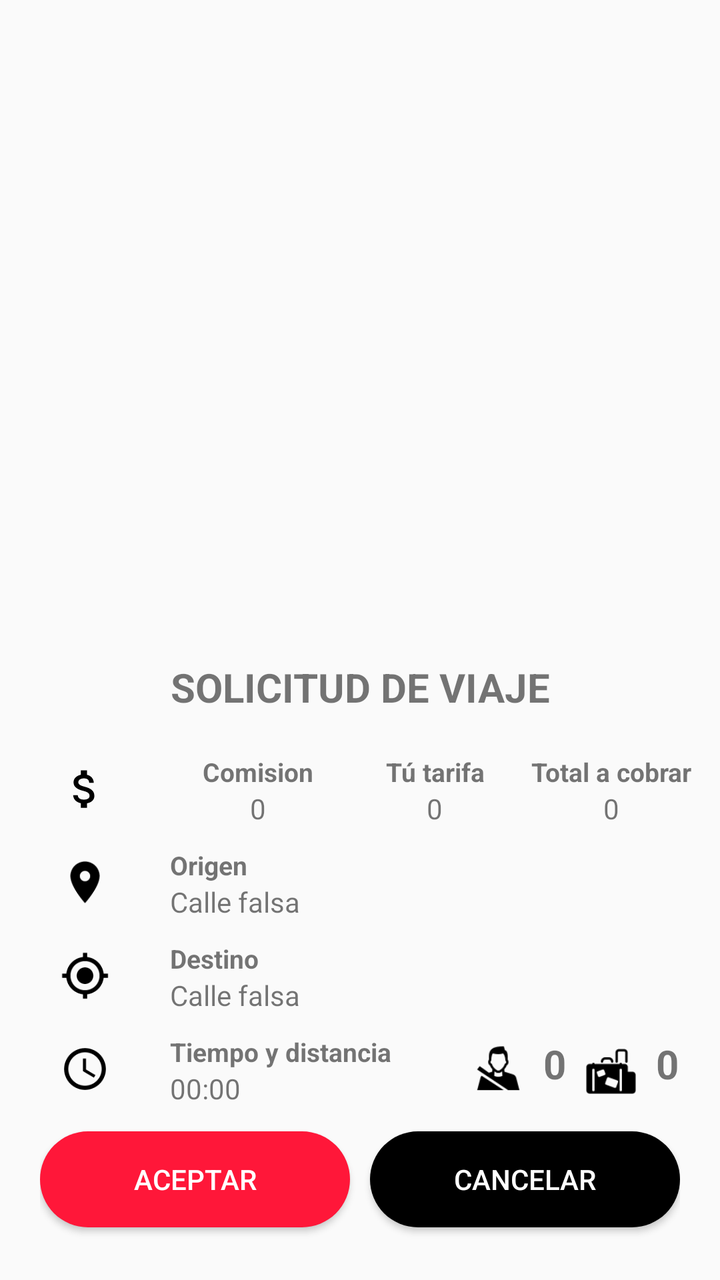
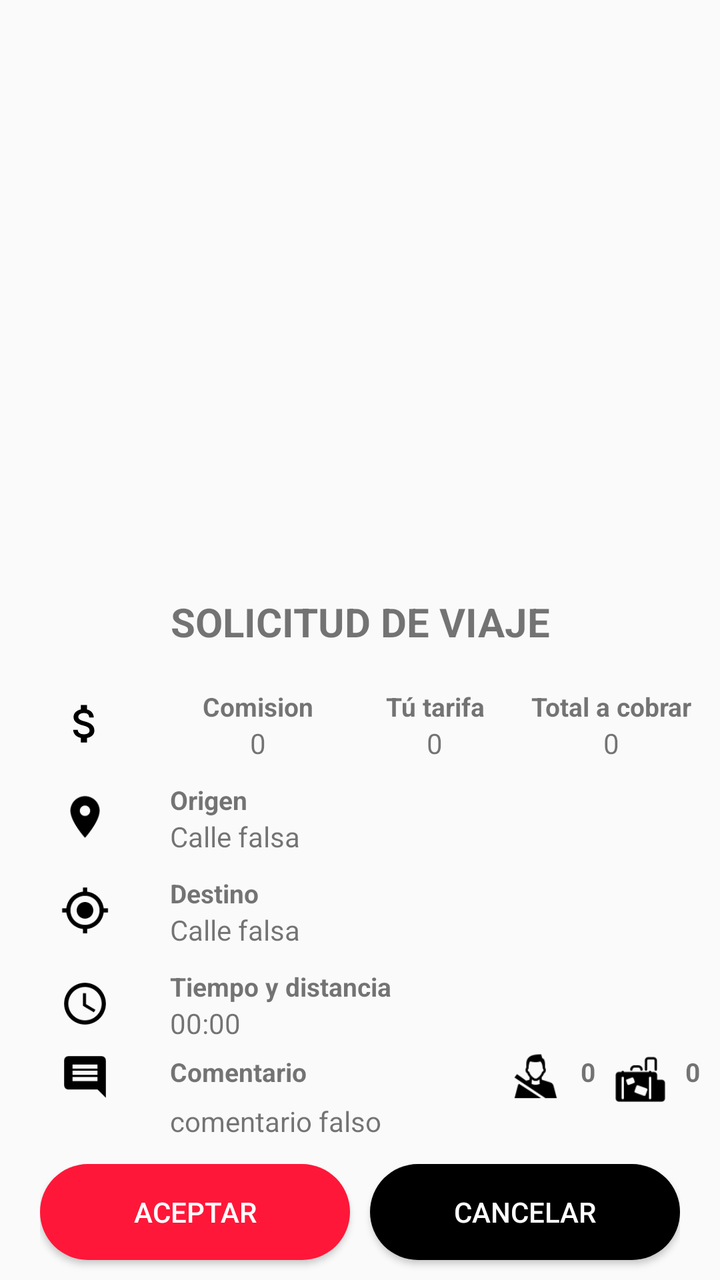

The first picture is an Android layout as it rendered before a commit; the second is the same layout after the commit. The layout source and the unified diff follow.
<!-- AndroidManifest.xml: application theme Theme.ToonsConductor -->
<!-- res/layout/modal_bottom_sheet_booking.xml -->
<?xml version="1.0" encoding="utf-8"?>
<FrameLayout
    xmlns:android="http://schemas.android.com/apk/res/android"
    xmlns:app="http://schemas.android.com/apk/res-auto"
    android:layout_width="match_parent"
    android:layout_height="wrap_content"
    app:layout_behavior="com.google.android.material.bottomsheet.BottomSheetBehavior">


    <LinearLayout
        android:layout_width="match_parent"
        android:layout_height="320dp"
        android:orientation="vertical"
        android:layout_gravity="bottom" >


        <TextView
            android:id="@+id/TextView_tiempo"
            android:layout_width="match_parent"
            android:layout_height="wrap_content"
            android:text="SOLICITUD DE VIAJE"
            android:textAlignment="center"
            android:textStyle="bold"
            android:textSize="20sp"
            android:layout_marginTop="10dp"
            android:layout_marginBottom="10dp"/>

        <LinearLayout
            android:layout_width="match_parent"
            android:layout_height="wrap_content"
            android:orientation="horizontal"
            android:layout_marginTop="10dp">

            <ImageView
                android:layout_width="25dp"
                android:layout_height="25dp"
                android:src="@drawable/baseline_attach_money_24"
                android:layout_marginLeft="30dp"
                android:layout_marginRight="30dp"
                android:layout_marginTop="5dp" />

            <LinearLayout
                android:layout_width="match_parent"
                android:layout_height="wrap_content"
                android:layout_marginRight="10dp"
                android:orientation="horizontal">

                <LinearLayout
                    android:layout_width="match_parent"
                    android:layout_height="wrap_content"
                    android:layout_weight="1"
                    android:orientation="vertical" >

                    <TextView
                        android:layout_width="wrap_content"
                        android:layout_height="wrap_content"
                        android:text="@string/Comision"
                        android:layout_gravity="center"
                        android:textSize="13sp"
                        android:textStyle="bold" />

                    <TextView
                        android:id="@+id/textView_comision"
                        android:layout_width="wrap_content"
                        android:layout_height="wrap_content"
                        android:text="0"
                        android:layout_gravity="center"
                        android:maxLines="2"
                        android:textSize="14sp" />

                </LinearLayout>

                <LinearLayout
                    android:layout_width="match_parent"
                    android:layout_height="wrap_content"
                    android:layout_weight="1"
                    android:orientation="vertical" >

                    <TextView
                        android:layout_width="match_parent"
                        android:layout_height="wrap_content"
                        android:text="@string/Tarifa"
                        android:layout_gravity="center"
                        android:gravity="center"
                        android:textSize="13sp"
                        android:textStyle="bold" />

                    <TextView
                        android:id="@+id/textView_tarifa"
                        android:layout_width="wrap_content"
                        android:layout_height="wrap_content"
                        android:layout_gravity="center"
                        android:text="0"
                        android:maxLines="2"
                        android:textSize="14sp" />

                </LinearLayout>


                <LinearLayout
                    android:layout_width="match_parent"
                    android:layout_height="wrap_content"
                    android:layout_weight="1"
                    android:orientation="vertical" >

                    <TextView
                        android:layout_width="match_parent"
                        android:layout_height="wrap_content"
                        android:text="@string/Total"
                        android:layout_gravity="center"
                        android:gravity="center"
                        android:textSize="13sp"
                        android:textStyle="bold" />

                    <TextView
                        android:id="@+id/textView_total"
                        android:layout_width="wrap_content"
                        android:layout_height="wrap_content"
                        android:text="0"
                        android:layout_gravity="center"
                        android:maxLines="2"
                        android:textSize="14sp" />

                </LinearLayout>


            </LinearLayout>
        </LinearLayout>


        <LinearLayout
            android:layout_width="match_parent"
            android:layout_height="wrap_content"
            android:orientation="horizontal"
            android:layout_marginTop="10dp">

            <ImageView
                android:layout_width="25dp"
                android:layout_height="25dp"
                android:src="@drawable/baseline_location_on_24"
                android:layout_marginLeft="30dp"
                android:layout_marginRight="30dp"
                android:layout_marginTop="5dp"
                />

            <LinearLayout
                android:layout_width="match_parent"
                android:layout_height="wrap_content"
                android:orientation="vertical" >

                <TextView
                    android:layout_width="wrap_content"
                    android:layout_height="wrap_content"
                    android:text="Origen"
                    android:textSize="13sp"
                    android:textStyle="bold" />

                <TextView
                    android:id="@+id/textViewOrigin"
                    android:layout_width="wrap_content"
                    android:layout_height="wrap_content"
                    android:text="Calle falsa"
                    android:maxLines="2"
                    android:textSize="14sp"
                    />

            </LinearLayout>


        </LinearLayout>


        <LinearLayout
            android:layout_width="match_parent"
            android:layout_height="wrap_content"
            android:orientation="horizontal"
            android:layout_marginTop="10dp">

            <ImageView
                android:layout_width="25dp"
                android:layout_height="25dp"
                android:src="@drawable/baseline_my_location_24"
                android:layout_marginLeft="30dp"
                android:layout_marginRight="30dp"
                android:layout_marginTop="5dp"
                />

            <LinearLayout
                android:layout_width="match_parent"
                android:layout_height="wrap_content"
                android:orientation="vertical" >

                <TextView
                    android:layout_width="wrap_content"
                    android:layout_height="wrap_content"
                    android:text="Destino"
                    android:textSize="13sp"
                    android:textStyle="bold" />

                <TextView
                    android:id="@+id/textViewDestination"
                    android:layout_width="wrap_content"
                    android:layout_height="wrap_content"
                    android:text="Calle falsa"
                    android:maxLines="2"
                    android:textSize="14sp"
                    />

            </LinearLayout>


        </LinearLayout>

        <LinearLayout
            android:layout_width="match_parent"
            android:layout_height="wrap_content"
            android:orientation="horizontal"
            android:layout_marginTop="10dp">

            <ImageView
                android:layout_width="25dp"
                android:layout_height="25dp"
                android:src="@drawable/baseline_access_time_24"
                android:layout_marginLeft="30dp"
                android:layout_marginRight="30dp"
                android:layout_marginTop="5dp"
                />

            <LinearLayout
                android:layout_width="wrap_content"
                android:layout_height="wrap_content"
                android:layout_weight="1.5"
                android:orientation="vertical" >

                <TextView
                    android:layout_width="wrap_content"
                    android:layout_height="wrap_content"
                    android:text="Tiempo y distancia"
                    android:textSize="13sp"
                    android:textStyle="bold" />

                <TextView
                    android:id="@+id/textViewTimeAndDistance"
                    android:layout_width="wrap_content"
                    android:layout_height="wrap_content"
                    android:text="00:00"
                    android:maxLines="2"
                    android:textSize="14sp"
                    />

            </LinearLayout>

            <LinearLayout
                android:layout_width="wrap_content"
                android:layout_height="wrap_content"
                android:layout_weight="1"
                android:orientation="horizontal">

                <ImageView
                    android:layout_width="25dp"
                    android:layout_height="25dp"
                    android:src="@drawable/ic_pasajero"
                    android:layout_marginLeft="10dp"
                    android:layout_marginRight="10dp"
                    android:layout_marginTop="5dp"
                    />

                <TextView
                    android:id="@+id/textView_pasajeros"
                    android:layout_width="wrap_content"
                    android:layout_height="wrap_content"
                    android:layout_gravity="center"
                    android:gravity="center"
                    android:text="0"
                    android:textSize="20sp"
                    android:textStyle="bold"
                    android:backgroundTint="@color/blancoTransparente"
                    ></TextView>

                <ImageView
                    android:layout_width="25dp"
                    android:layout_height="25dp"
                    android:src="@drawable/ic_equipaje"
                    android:layout_marginLeft="10dp"

                    android:layout_marginRight="10dp"
                    android:layout_marginTop="5dp"
                    />

                <TextView
                    android:id="@+id/textView_equipaje"
                    android:layout_width="wrap_content"
                    android:layout_height="wrap_content"
                    android:layout_gravity="center"
                    android:gravity="center"
                    android:text="0"
                    android:textSize="20sp"
                    android:textStyle="bold"
                    android:backgroundTint="@color/blancoTransparente"
                    ></TextView>
            </LinearLayout>


        </LinearLayout>
        <LinearLayout
            android:layout_width="match_parent"
            android:layout_height="wrap_content"
            android:orientation="horizontal"
            android:layout_marginTop="12sp"
            android:layout_marginRight="20dp"
            android:layout_marginLeft="20dp"
            >

            <Button
                android:id="@+id/btnAccept"
                android:layout_width="0dp"
                android:layout_height="wrap_content"
                android:layout_weight="1"
                android:text="@string/Aceptar"
                android:background="@drawable/rounded_button"
                android:layout_marginBottom="10dp"
                android:textColor="@color/white"
                android:layout_marginRight="5dp"

                />

            <Button
                android:id="@+id/btnCancel"
                android:layout_width="0dp"
                android:layout_height="wrap_content"
                android:layout_weight="1"
                android:text="@string/Cancelar"
                android:background="@drawable/rounded_button"
                app:backgroundTint="@color/black"
                android:textColor="@color/white"
                android:layout_marginBottom="10dp"
                android:layout_marginLeft="5dp"
                />

        </LinearLayout>

    </LinearLayout>








</FrameLayout>
<!-- resources referenced by this layout -->
<resources>
  <color name="black">#FF000000</color>
  <color name="blancoTransparente">#32FBFBFB</color>
  <color name="white">#FFFFFFFF</color>
  <!-- drawable baseline_access_time_24 (drawable) -->
  <vector android:height="24dp" android:tint="#000000"
      android:viewportHeight="24" android:viewportWidth="24"
      android:width="24dp" xmlns:android="http://schemas.android.com/apk/res/android">
      <path android:fillColor="@android:color/white" android:pathData="M11.99,2C6.47,2 2,6.48 2,12s4.47,10 9.99,10C17.52,22 22,17.52 22,12S17.52,2 11.99,2zM12,20c-4.42,0 -8,-3.58 -8,-8s3.58,-8 8,-8 8,3.58 8,8 -3.58,8 -8,8z"/>
      <path android:fillColor="@android:color/white" android:pathData="M12.5,7H11v6l5.25,3.15 0.75,-1.23 -4.5,-2.67z"/>
  </vector>
  <!-- drawable baseline_attach_money_24 (drawable) -->
  <vector android:height="24dp" android:tint="#000000"
      android:viewportHeight="24" android:viewportWidth="24"
      android:width="24dp" xmlns:android="http://schemas.android.com/apk/res/android">
      <path android:fillColor="@android:color/white" android:pathData="M11.8,10.9c-2.27,-0.59 -3,-1.2 -3,-2.15 0,-1.09 1.01,-1.85 2.7,-1.85 1.78,0 2.44,0.85 2.5,2.1h2.21c-0.07,-1.72 -1.12,-3.3 -3.21,-3.81V3h-3v2.16c-1.94,0.42 -3.5,1.68 -3.5,3.61 0,2.31 1.91,3.46 4.7,4.13 2.5,0.6 3,1.48 3,2.41 0,0.69 -0.49,1.79 -2.7,1.79 -2.06,0 -2.87,-0.92 -2.98,-2.1h-2.2c0.12,2.19 1.76,3.42 3.68,3.83V21h3v-2.15c1.95,-0.37 3.5,-1.5 3.5,-3.55 0,-2.84 -2.43,-3.81 -4.7,-4.4z"/>
  </vector>
  <!-- drawable baseline_location_on_24 (drawable) -->
  <vector android:height="24dp" android:tint="#000000"
      android:viewportHeight="24" android:viewportWidth="24"
      android:width="24dp" xmlns:android="http://schemas.android.com/apk/res/android">
      <path android:fillColor="@android:color/white" android:pathData="M12,2C8.13,2 5,5.13 5,9c0,5.25 7,13 7,13s7,-7.75 7,-13c0,-3.87 -3.13,-7 -7,-7zM12,11.5c-1.38,0 -2.5,-1.12 -2.5,-2.5s1.12,-2.5 2.5,-2.5 2.5,1.12 2.5,2.5 -1.12,2.5 -2.5,2.5z"/>
  </vector>
  <!-- drawable baseline_my_location_24 (drawable) -->
  <vector android:height="24dp" android:tint="#000000"
      android:viewportHeight="24" android:viewportWidth="24"
      android:width="24dp" xmlns:android="http://schemas.android.com/apk/res/android">
      <path android:fillColor="@android:color/white" android:pathData="M12,8c-2.21,0 -4,1.79 -4,4s1.79,4 4,4 4,-1.79 4,-4 -1.79,-4 -4,-4zM20.94,11c-0.46,-4.17 -3.77,-7.48 -7.94,-7.94L13,1h-2v2.06C6.83,3.52 3.52,6.83 3.06,11L1,11v2h2.06c0.46,4.17 3.77,7.48 7.94,7.94L11,23h2v-2.06c4.17,-0.46 7.48,-3.77 7.94,-7.94L23,13v-2h-2.06zM12,19c-3.87,0 -7,-3.13 -7,-7s3.13,-7 7,-7 7,3.13 7,7 -3.13,7 -7,7z"/>
  </vector>
  <!-- drawable rounded_button (drawable) -->
  <?xml version="1.0" encoding="utf-8"?>
  <shape
      xmlns:android="http://schemas.android.com/apk/res/android">
  
      <corners android:radius="50dp" />
      <solid android:color="@color/red" />
  
  </shape>
  <string name="Aceptar">Aceptar</string>
  <string name="Cancelar">Cancelar</string>
  <string name="Comision">Comision</string>
  <string name="Tarifa">Tú tarifa</string>
  <string name="Total">Total a cobrar</string>
  <style name="Theme.ToonsConductor" parent="Base.Theme.ToonsConductor" />
  <color name="red">#FF1739</color>
  <color name="rojo">#EEF13737</color>
  <style name="CustomProgressBar" parent="@android:style/Widget.ProgressBar">
          <item name="android:backgroundTint">@color/red</item>
      </style>
  <!-- unchanged entries left out for length: 3 -->
</resources>

<!-- the commit's change to res/layout/modal_bottom_sheet_booking.xml (unified diff, before → after) -->
@@ -9,7 +9,7 @@
 
     <LinearLayout
         android:layout_width="match_parent"
-        android:layout_height="320dp"
+        android:layout_height="wrap_content"
         android:orientation="vertical"
         android:layout_gravity="bottom" >
 
@@ -223,8 +223,7 @@
                 android:src="@drawable/baseline_access_time_24"
                 android:layout_marginLeft="30dp"
                 android:layout_marginRight="30dp"
-                android:layout_marginTop="5dp"
-                />
+                android:layout_marginTop="5dp" />
 
             <LinearLayout
                 android:layout_width="wrap_content"
@@ -249,21 +248,51 @@
                     />
 
             </LinearLayout>
-
+        </LinearLayout>
+        <LinearLayout
+            android:layout_width="match_parent"
+            android:layout_height="wrap_content"
+            android:layout_marginStart="30dp"
+            android:layout_marginEnd="10dp"
+            android:orientation="horizontal">
             <LinearLayout
-                android:layout_width="wrap_content"
-                android:layout_height="wrap_content"
-                android:layout_weight="1"
+                android:layout_width="match_parent"
+                android:layout_height="wrap_content"
                 android:orientation="horizontal">
 
+                <ImageView
+                    android:layout_width="25dp"
+                    android:layout_height="25dp"
+                    android:src="@drawable/baseline_comment_24"
+                    android:layout_marginRight="30dp"
+                    android:layout_marginTop="5dp" />
+
+                <LinearLayout
+                    android:layout_width="wrap_content"
+                    android:layout_height="wrap_content"
+                    android:layout_weight="1"
+                    android:layout_gravity="center"
+                    android:orientation="vertical" >
+
+                <TextView
+                    android:layout_width="wrap_content"
+                    android:layout_height="wrap_content"
+                    android:text="Comentario"
+                    android:textSize="13sp"
+                    android:layout_weight="1"
+
+                    android:textStyle="bold"
+                    android:backgroundTint="@color/blancoTransparente"/>
+
+
+
+                </LinearLayout>
                 <ImageView
                     android:layout_width="25dp"
                     android:layout_height="25dp"
                     android:src="@drawable/ic_pasajero"
-                    android:layout_marginLeft="10dp"
                     android:layout_marginRight="10dp"
-                    android:layout_marginTop="5dp"
-                    />
+                    android:layout_marginTop="5dp" />
 
                 <TextView
                     android:id="@+id/textView_pasajeros"
@@ -272,7 +301,7 @@
                     android:layout_gravity="center"
                     android:gravity="center"
                     android:text="0"
-                    android:textSize="20sp"
+                    android:textSize="13sp"
                     android:textStyle="bold"
                     android:backgroundTint="@color/blancoTransparente"
                     ></TextView>
@@ -284,8 +313,7 @@
                     android:layout_marginLeft="10dp"
 
                     android:layout_marginRight="10dp"
-                    android:layout_marginTop="5dp"
-                    />
+                    android:layout_marginTop="5dp" />
 
                 <TextView
                     android:id="@+id/textView_equipaje"
@@ -294,14 +322,39 @@
                     android:layout_gravity="center"
                     android:gravity="center"
                     android:text="0"
-                    android:textSize="20sp"
+                    android:textSize="13sp"
                     android:textStyle="bold"
-                    android:backgroundTint="@color/blancoTransparente"
-                    ></TextView>
-            </LinearLayout>
-
-
-        </LinearLayout>
+                    android:backgroundTint="@color/blancoTransparente"></TextView>
+
+            </LinearLayout>
+
+
+        </LinearLayout>
+
+        <LinearLayout
+            android:layout_width="match_parent"
+            android:layout_height="wrap_content"
+            android:orientation="horizontal">
+
+            <View
+                android:layout_width="25dp"
+                android:layout_height="1dp"
+                android:layout_marginLeft="30dp"
+                android:layout_marginRight="30dp"
+                android:layout_marginTop="5dp" />
+
+            <TextView
+                android:id="@+id/textViewComentario"
+                android:layout_width="wrap_content"
+                android:layout_height="wrap_content"
+                android:text="comentario falso"
+                android:maxLines="2"
+                android:textSize="14sp"
+                />
+            </LinearLayout>
+
+
+
         <LinearLayout
             android:layout_width="match_parent"
             android:layout_height="wrap_content"
<!-- resource entries referenced after the edit -->
@@ -15,6 +15,12 @@
       android:viewportHeight="24" android:viewportWidth="24"
       android:width="24dp" xmlns:android="http://schemas.android.com/apk/res/android">
       <path android:fillColor="@android:color/white" android:pathData="M11.8,10.9c-2.27,-0.59 -3,-1.2 -3,-2.15 0,-1.09 1.01,-1.85 2.7,-1.85 1.78,0 2.44,0.85 2.5,2.1h2.21c-0.07,-1.72 -1.12,-3.3 -3.21,-3.81V3h-3v2.16c-1.94,0.42 -3.5,1.68 -3.5,3.61 0,2.31 1.91,3.46 4.7,4.13 2.5,0.6 3,1.48 3,2.41 0,0.69 -0.49,1.79 -2.7,1.79 -2.06,0 -2.87,-0.92 -2.98,-2.1h-2.2c0.12,2.19 1.76,3.42 3.68,3.83V21h3v-2.15c1.95,-0.37 3.5,-1.5 3.5,-3.55 0,-2.84 -2.43,-3.81 -4.7,-4.4z"/>
+  </vector>
+  <!-- drawable baseline_comment_24 (drawable) -->
+  <vector android:autoMirrored="true" android:height="24dp"
+      android:tint="#000000" android:viewportHeight="24"
+      android:viewportWidth="24" android:width="24dp" xmlns:android="http://schemas.android.com/apk/res/android">
+      <path android:fillColor="@android:color/white" android:pathData="M21.99,4c0,-1.1 -0.89,-2 -1.99,-2L4,2c-1.1,0 -2,0.9 -2,2v12c0,1.1 0.9,2 2,2h14l4,4 -0.01,-18zM18,14L6,14v-2h12v2zM18,11L6,11L6,9h12v2zM18,8L6,8L6,6h12v2z"/>
   </vector>
   <!-- drawable baseline_location_on_24 (drawable) -->
   <vector android:height="24dp" android:tint="#000000"
